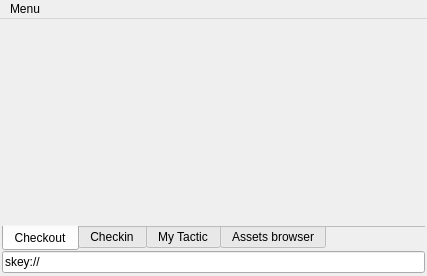
Qt form lib/ui/ui_main.ui (listyque/TACTIC-Handler) before a commit.
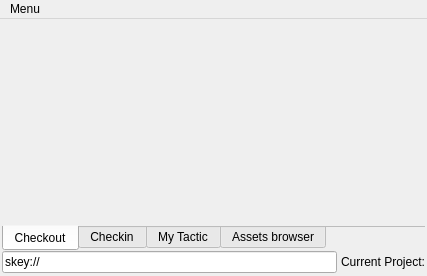
The same form after that commit.

```diff
--- a/lib/ui/ui_main.ui
+++ b/lib/ui/ui_main.ui
@@ -5,14 +5,6 @@
   <property name="windowModality">
    <enum>Qt::ApplicationModal</enum>
   </property>
-  <property name="geometry">
-   <rect>
-    <x>0</x>
-    <y>0</y>
-    <width>427</width>
-    <height>276</height>
-   </rect>
-  </property>
   <property name="minimumSize">
    <size>
     <width>427</width>
@@ -62,10 +54,7 @@
    <string notr="true"/>
   </property>
   <widget class="QWidget" name="mainwidget">
-   <layout class="QVBoxLayout" name="main_layout">
-    <property name="spacing">
-     <number>0</number>
-    </property>
+   <layout class="QGridLayout" name="main_layout">
     <property name="leftMargin">
      <number>2</number>
     </property>
@@ -78,7 +67,10 @@
     <property name="bottomMargin">
      <number>3</number>
     </property>
-    <item>
+    <property name="spacing">
+     <number>0</number>
+    </property>
+    <item row="0" column="0" colspan="3">
      <widget class="QTabWidget" name="main_tabWidget">
       <property name="tabPosition">
        <enum>QTabWidget::South</enum>
@@ -143,7 +135,17 @@
       </widget>
      </widget>
     </item>
-    <item>
+    <item row="1" column="1">
+     <widget class="QLabel" name="currentProjectLabel">
+      <property name="text">
+       <string>Current Project:</string>
+      </property>
+      <property name="indent">
+       <number>4</number>
+      </property>
+     </widget>
+    </item>
+    <item row="1" column="0">
      <widget class="QLineEdit" name="skeyLineEdit">
       <property name="text">
        <string>skey://</string>
```
